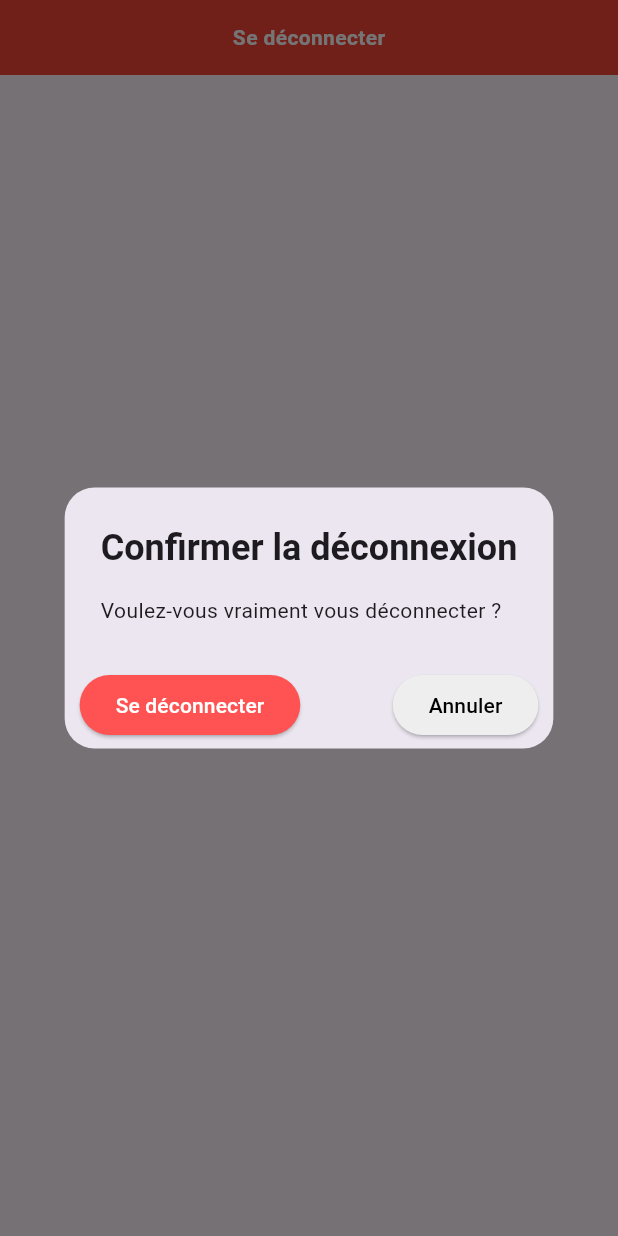
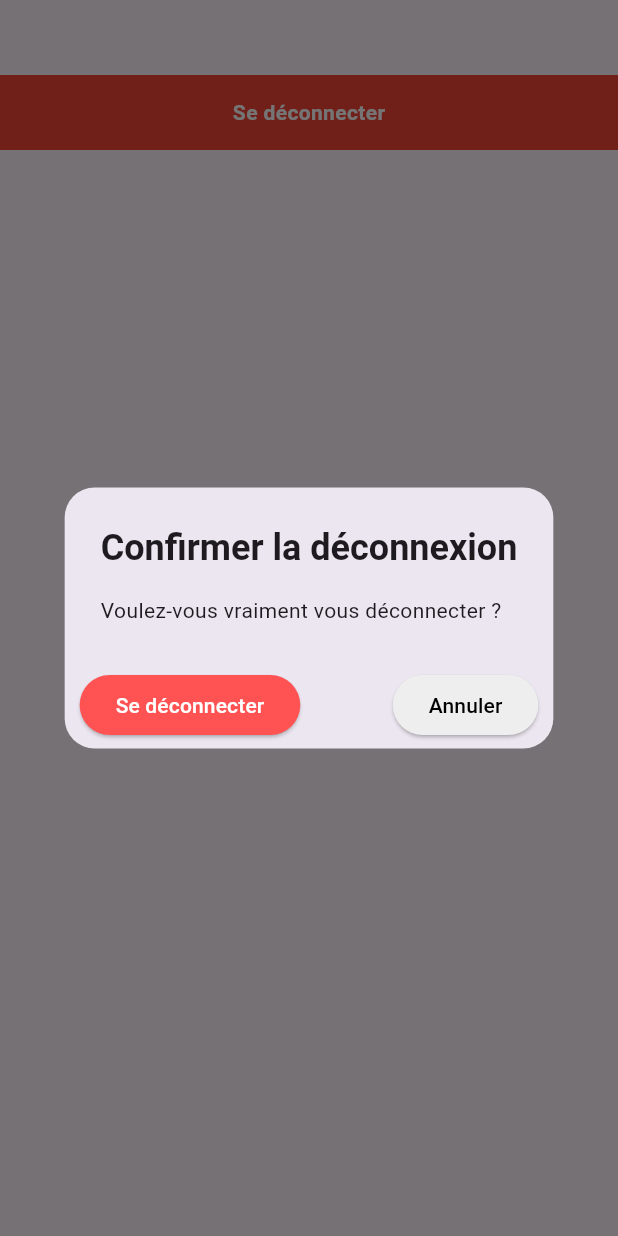
Before and after one commit to fariSSS69/Agrefiege, a Flutter app: the SettingsPage screen opened by its route, after a tap on "Se déconnecter", on a phone screen of 412 x 824 dp. Run offline on Flutter 3.47's test engine with Material 3 defaults, Android fonts, the phone set to English and light mode, and no system bars; our stand-ins replace cloud_firestore, firebase_auth, firebase_core, fluttertoast, motion_tab_bar; accounts and stored records are empty.

Commit message:
Add padding for the logout on setting page

```diff
--- a/lib/pages/settings_page.dart
+++ b/lib/pages/settings_page.dart
@@ -17,8 +17,7 @@ class _SettingsPageState extends State<SettingsPage> {
   Future<void> _showSignOutConfirmationDialog() async {
     return showDialog<void>(
       context: context,
-      barrierDismissible:
-          true, // L'utilisateur peut fermer la boîte de dialogue en cliquant à l'extérieur
+      barrierDismissible: true,
       builder: (BuildContext dialogContext) {
         return AlertDialog(
           title: const Text(
@@ -27,19 +26,25 @@ class _SettingsPageState extends State<SettingsPage> {
               fontWeight: FontWeight.bold,
             ),
           ),
-          content: const SingleChildScrollView(
-            child: ListBody(
+          content: Column(
+            mainAxisSize: MainAxisSize.min,
             children: <Widget>[
-                Text('Voulez-vous vraiment vous déconnecter ?'),
+              Container(
+                width: double.infinity,
+                child: const Text(
+                  'Voulez-vous vraiment vous déconnecter ?',
+                ),
+              ),
             ],
           ),
-          ),
-          actionsPadding: const EdgeInsets.symmetric(horizontal: 10, vertical: 5),
+          actionsPadding:
+              const EdgeInsets.symmetric(horizontal: 10, vertical: 5),
           actionsAlignment: MainAxisAlignment.spaceBetween,
           actions: <Widget>[
             ElevatedButton(
               style: ElevatedButton.styleFrom(
-                foregroundColor: Colors.white, backgroundColor: Colors.redAccent,
+                foregroundColor: Colors.white,
+                backgroundColor: Colors.redAccent,
               ),
               child: const Text('Se déconnecter'),
               onPressed: () {
@@ -49,7 +54,8 @@ class _SettingsPageState extends State<SettingsPage> {
             ),
             ElevatedButton(
               style: ElevatedButton.styleFrom(
-                foregroundColor: Colors.black, backgroundColor: Colors.grey.shade200,
+                foregroundColor: Colors.black,
+                backgroundColor: Colors.grey.shade200,
               ),
               child: const Text('Annuler'),
               onPressed: () {
@@ -68,16 +74,16 @@ class _SettingsPageState extends State<SettingsPage> {
   @override
   Widget build(BuildContext context) {
     return Scaffold(
-      body: Column(
+      body: Padding(
+        padding: const EdgeInsets.only(top: 50),
+        child: Column(
           children: <Widget>[
-          SizedBox(
+            Container(
               height: 50,
-            child: Container(
               color: Colors.red,
               child: Center(
                 child: InkWell(
-                  onTap:
-                      _showSignOutConfirmationDialog, // Affiche la boîte de dialogue de confirmation
+                  onTap: _showSignOutConfirmationDialog,
                   child: const Text(
                     'Se déconnecter',
                     style: TextStyle(
@@ -88,13 +94,11 @@ class _SettingsPageState extends State<SettingsPage> {
                 ),
               ),
             ),
-          ),
             const Expanded(
-            child: Center(
-                // Contenu de la page Paramètre
-                ),
+              child: Center(),
             ),
           ],
+        ),
       ),
     );
   }
```
Lines whose indentation alone changed are shown as unchanged.
